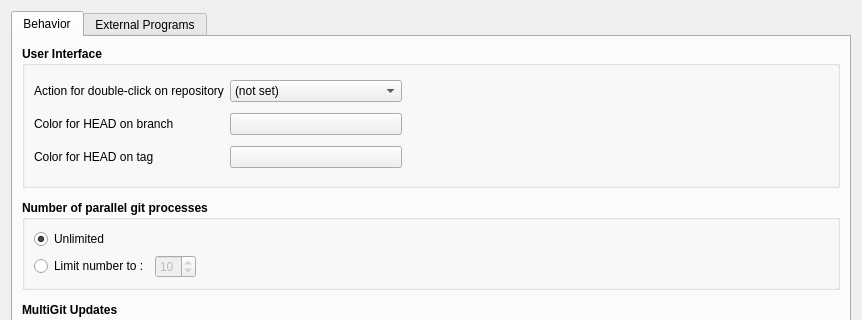
Before: the Qt Designer form src/gui/ui_preferences.ui in idemia/multigit, drawn with Qt 5; both pictures show x 0 to 862 and y 0 to 320 of the 862 by 767 pixel window.
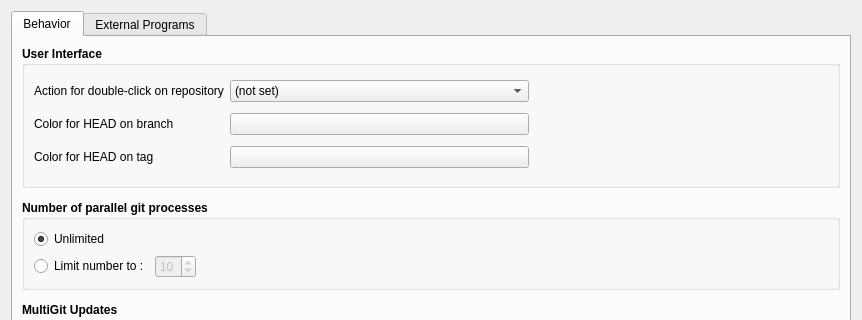
After: the same form once the commit is applied. The open tabs and pages were chosen to show the change.

The edit to the form file:
```diff
--- a/src/gui/ui_preferences.ui
+++ b/src/gui/ui_preferences.ui
@@ -90,7 +90,7 @@
           <item row="0" column="1">
            <widget class="QComboBox" name="comboBoxDoubleClickAction">
             <property name="sizePolicy">
-             <sizepolicy hsizetype="Minimum" vsizetype="Fixed">
+             <sizepolicy hsizetype="MinimumExpanding" vsizetype="Fixed">
               <horstretch>0</horstretch>
               <verstretch>0</verstretch>
              </sizepolicy>
@@ -216,6 +216,9 @@
             <property name="orientation">
              <enum>Qt::Horizontal</enum>
             </property>
+            <property name="sizeType">
+             <enum>QSizePolicy::Preferred</enum>
+            </property>
             <property name="sizeHint" stdset="0">
              <size>
               <width>254</width>
```
Left out of the diff: 2 changed lines with no effect on the pictures.
